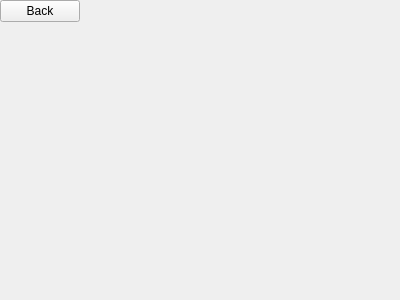
Old version of the form stockwindow.ui in the repository steven938/Raspi-Widget.
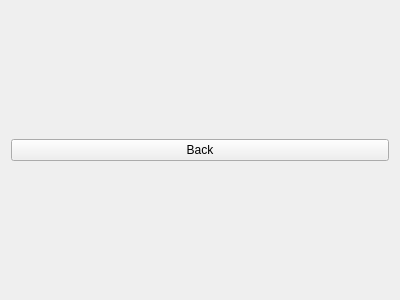
New version of the form.

```diff
--- a/stockwindow.ui
+++ b/stockwindow.ui
@@ -13,19 +13,15 @@
   <property name="windowTitle">
    <string>Form</string>
   </property>
+  <layout class="QGridLayout" name="gridLayout">
+   <item row="0" column="0">
   <widget class="QPushButton" name="BackButton">
-   <property name="geometry">
-    <rect>
-     <x>0</x>
-     <y>0</y>
-     <width>80</width>
-     <height>22</height>
-    </rect>
-   </property>
    <property name="text">
     <string>Back</string>
    </property>
   </widget>
+   </item>
+  </layout>
  </widget>
  <resources/>
  <connections/>
```
Lines whose indentation alone changed are shown as unchanged.
